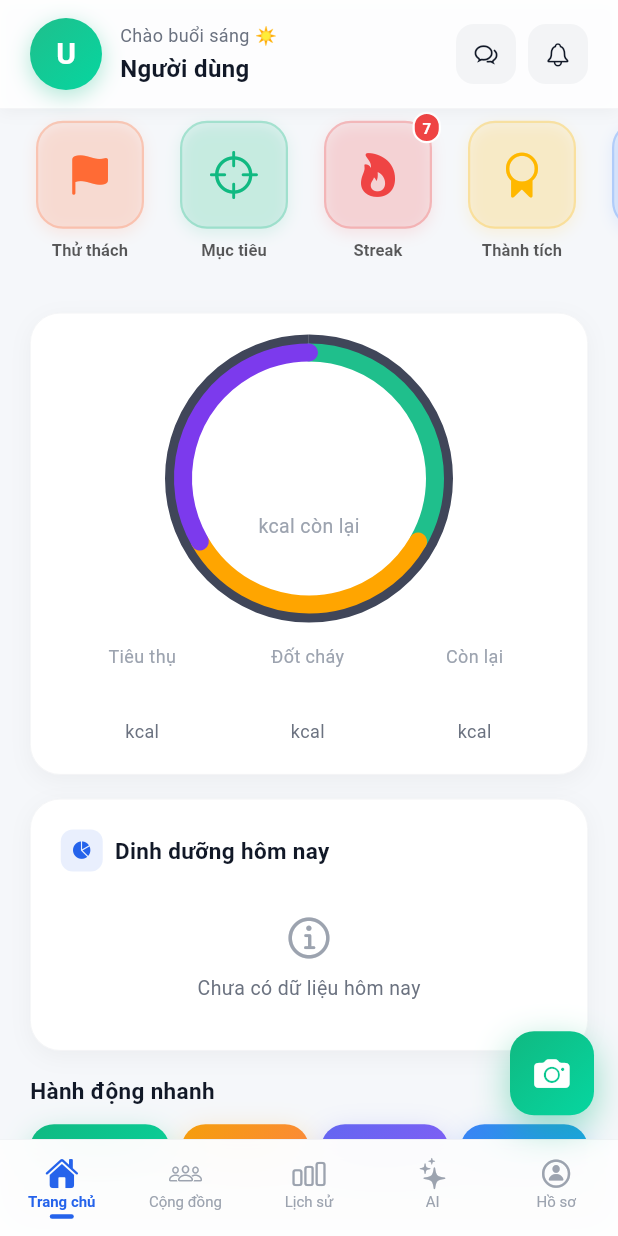
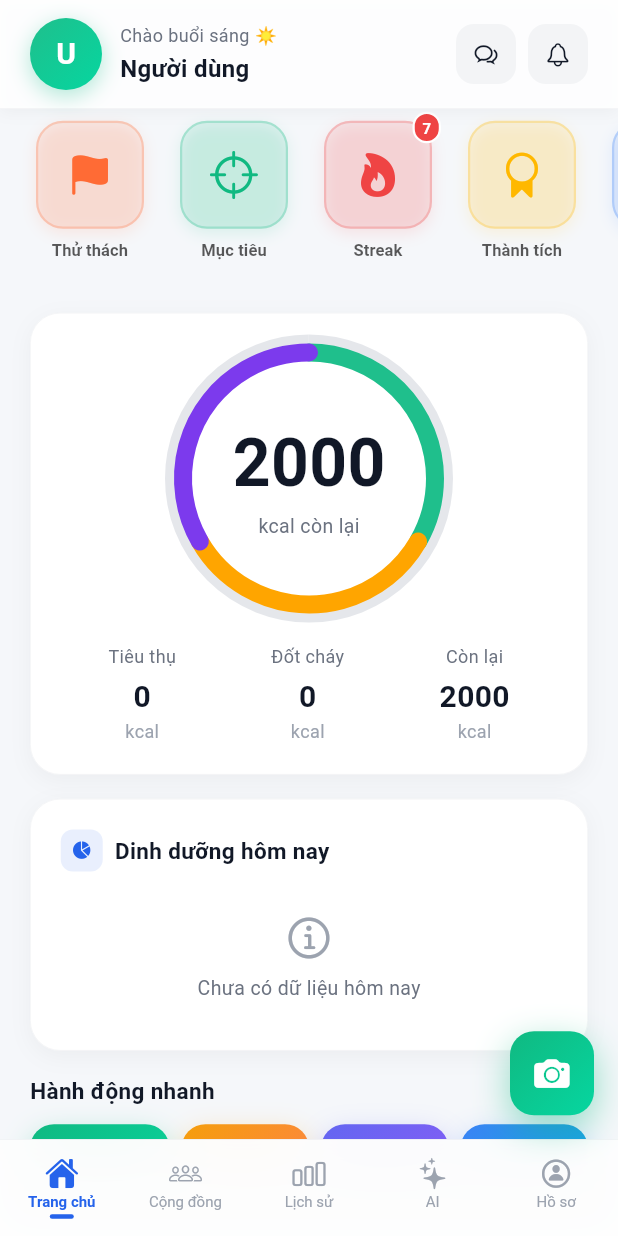
Before and after one commit to in4SECxMinDandy/Calo-Tracker, a Flutter app: the HomeScreen screen opened directly, on a phone screen of 412 x 824 dp. Run offline on Flutter 3.47's test engine with Material 3 defaults, Android fonts, the phone set to English and light mode, and no system bars; our stand-ins replace cached_network_image, camera, connectivity_plus, csv, device_info_plus, emoji_picker_flutter and 16 more; missing offline and left inert: flutter_lucide_animated, google_mlkit_barcode_scanning; accounts and stored records are empty; network calls fail.

Commit message:
fix: Fix white text on light background in NutritionProgressRingWidget
- Make text colors theme-aware (dark/light mode)
- textPrimary: white in dark, lightTextPrimary in light
- textSecondary: darkTextSecondary/lightTextSecondary
- textTertiary: darkTextTertiary/lightTextTertiary
- ringBg: dark gray in dark mode, light gray in light mode
- Prevents white text invisible on white background in light mode

```diff
--- a/calotracker/lib/screens/home/widgets/nutrition_progress_ring_widget.dart
+++ b/calotracker/lib/screens/home/widgets/nutrition_progress_ring_widget.dart
@@ -1,7 +1,8 @@
 // NutritionProgressRingWidget
-// Multi-color arc progress ring theo thiết kế iconhome/FLUTTER_FITNESS_APP.md
+// Multi-color arc progress ring - theme-aware (dark/light mode)
 import 'dart:math';
 import 'package:flutter/material.dart';
+import '../../../theme/colors.dart';
 
 class NutritionProgressRingWidget extends StatelessWidget {
   final double intake;
@@ -21,15 +22,24 @@ class NutritionProgressRingWidget extends StatelessWidget {
   static const Color _neonGreen = Color(0xFF1FBF8C);
   static const Color _neonOrange = Color(0xFFFFA500);
   static const Color _neonPurple = Color(0xFF7C3AED);
-  static const Color _ringBg = Color(0xFF404659);
-  static const Color _textPrimary = Color(0xFFFFFFFF);
-  static const Color _textSecondary = Color(0xFF9CA3AF);
-  static const Color _textTertiary = Color(0xFF6B7280);
 
   @override
   Widget build(BuildContext context) {
+    final isDark = Theme.of(context).brightness == Brightness.dark;
     final remaining = (target - intake + burned).clamp(0.0, target);
     final progress = target > 0 ? (remaining / target).clamp(0.0, 1.0) : 0.0;
+
+    // Theme-aware colors
+    final textPrimary = isDark ? Colors.white : AppColors.lightTextPrimary;
+    final textSecondary = isDark
+        ? AppColors.darkTextSecondary
+        : AppColors.lightTextSecondary;
+    final textTertiary = isDark
+        ? AppColors.darkTextTertiary
+        : AppColors.lightTextTertiary;
+    final ringBg = isDark
+        ? const Color(0xFF404659)
+        : const Color(0xFFE5E7EB);
 
     return Column(
       mainAxisSize: MainAxisSize.min,
@@ -49,7 +59,7 @@ class NutritionProgressRingWidget extends StatelessWidget {
                   value: 1.0,
                   strokeWidth: _strokeWidth,
                   backgroundColor: Colors.transparent,
-                  valueColor: const AlwaysStoppedAnimation<Color>(_ringBg),
+                  valueColor: AlwaysStoppedAnimation<Color>(ringBg),
                 ),
               ),
               // Multi-color arc
@@ -67,16 +77,16 @@ class NutritionProgressRingWidget extends StatelessWidget {
                 children: [
                   Text(
                     '${remaining.toInt()}',
-                    style: const TextStyle(
-                      color: _textPrimary,
+                    style: TextStyle(
+                      color: textPrimary,
                       fontSize: 44,
                       fontWeight: FontWeight.bold,
                     ),
                   ),
-                  const Text(
+                  Text(
                     'kcal còn lại',
                     style: TextStyle(
-                      color: _textSecondary,
+                      color: textSecondary,
                       fontSize: 13,
                     ),
                   ),
@@ -94,22 +104,25 @@ class NutritionProgressRingWidget extends StatelessWidget {
               label: 'Tiêu thụ',
               value: intake.toInt(),
               unit: 'kcal',
-              textSecondary: _textSecondary,
-              textTertiary: _textTertiary,
+              textPrimary: textPrimary,
+              textSecondary: textSecondary,
+              textTertiary: textTertiary,
             ),
             _MacroSummaryItem(
               label: 'Đốt cháy',
               value: burned.toInt(),
               unit: 'kcal',
-              textSecondary: _textSecondary,
-              textTertiary: _textTertiary,
+              textPrimary: textPrimary,
+              textSecondary: textSecondary,
+              textTertiary: textTertiary,
             ),
             _MacroSummaryItem(
               label: 'Còn lại',
               value: remaining.toInt(),
               unit: 'kcal',
-              textSecondary: _textSecondary,
-              textTertiary: _textTertiary,
+              textPrimary: textPrimary,
+              textSecondary: textSecondary,
+              textTertiary: textTertiary,
             ),
           ],
         ),
@@ -122,6 +135,7 @@ class _MacroSummaryItem extends StatelessWidget {
   final String label;
   final int value;
   final String unit;
+  final Color textPrimary;
   final Color textSecondary;
   final Color textTertiary;
 
@@ -129,6 +143,7 @@ class _MacroSummaryItem extends StatelessWidget {
     required this.label,
     required this.value,
     required this.unit,
+    required this.textPrimary,
     required this.textSecondary,
     required this.textTertiary,
   });
@@ -144,8 +159,8 @@ class _MacroSummaryItem extends StatelessWidget {
         const SizedBox(height: 4),
         Text(
           '$value',
-          style: const TextStyle(
-            color: Colors.white,
+          style: TextStyle(
+            color: textPrimary,
             fontSize: 20,
             fontWeight: FontWeight.bold,
           ),
```
